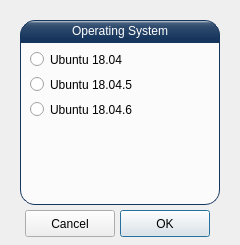
Before: the Qt Designer form UI/install.ui in ainfosec/FISSURE, drawn with Qt 5.
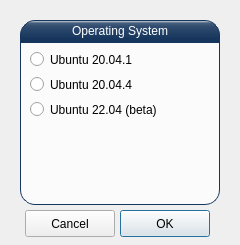
After: the same form once the commit is applied.

```diff
--- a/UI/install.ui
+++ b/UI/install.ui
@@ -93,20 +93,10 @@
    <property name="frameShadow">
     <enum>QFrame::Raised</enum>
    </property>
-   <widget class="QRadioButton" name="radioButton_ubuntu18_04_6">
-    <property name="geometry">
-     <rect>
-      <x>10</x>
-      <y>55</y>
-      <width>150</width>
-      <height>25</height>
-     </rect>
+   <widget class="QRadioButton" name="radioButton_ubuntu20_04">
+    <property name="enabled">
+     <bool>true</bool>
     </property>
-    <property name="text">
-     <string>Ubuntu 18.04.6</string>
-    </property>
-   </widget>
-   <widget class="QRadioButton" name="radioButton_ubuntu18_04">
     <property name="geometry">
      <rect>
       <x>10</x>
@@ -116,10 +106,29 @@
      </rect>
     </property>
     <property name="text">
-     <string>Ubuntu 18.04</string>
+     <string>Ubuntu 20.04.1</string>
     </property>
    </widget>
-   <widget class="QRadioButton" name="radioButton_ubuntu18_04_5">
+   <widget class="QRadioButton" name="radioButton_ubuntu22_04">
+    <property name="enabled">
+     <bool>true</bool>
+    </property>
+    <property name="geometry">
+     <rect>
+      <x>10</x>
+      <y>55</y>
+      <width>180</width>
+      <height>25</height>
+     </rect>
+    </property>
+    <property name="text">
+     <string>Ubuntu 22.04 (beta)</string>
+    </property>
+   </widget>
+   <widget class="QRadioButton" name="radioButton_ubuntu20_04_4">
+    <property name="enabled">
+     <bool>true</bool>
+    </property>
     <property name="geometry">
      <rect>
       <x>10</x>
@@ -129,7 +138,7 @@
      </rect>
     </property>
     <property name="text">
-     <string>Ubuntu 18.04.5</string>
+     <string>Ubuntu 20.04.4</string>
     </property>
    </widget>
   </widget>
```
Left out of the diff: 6 changed lines with no effect on the pictures.
